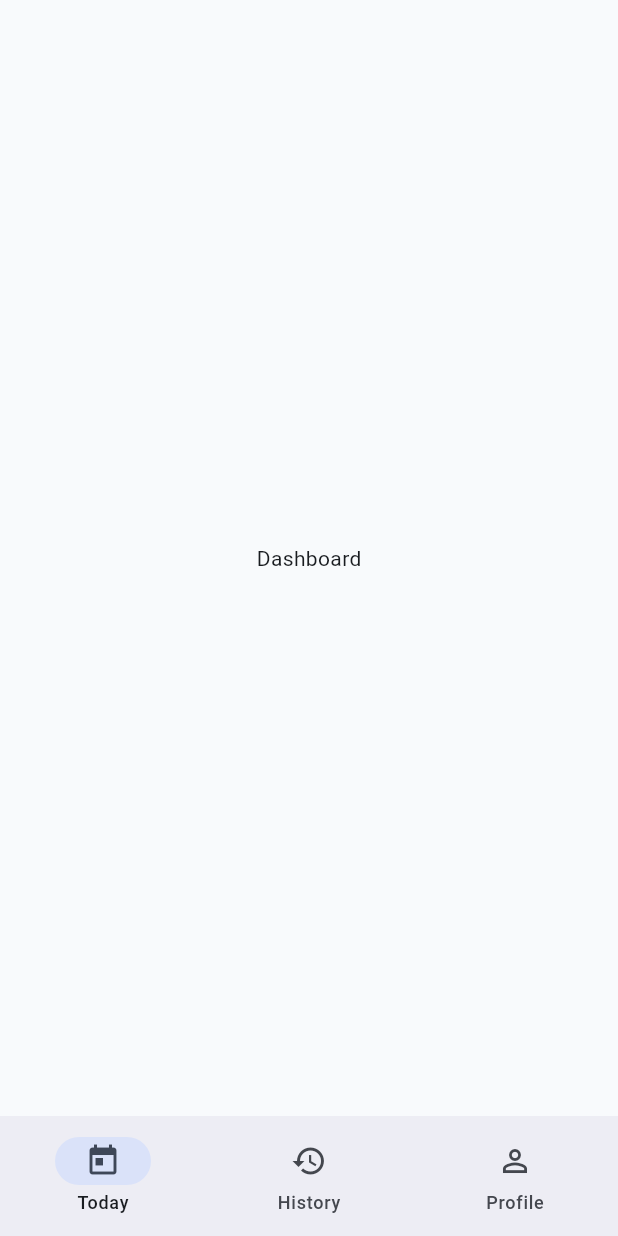
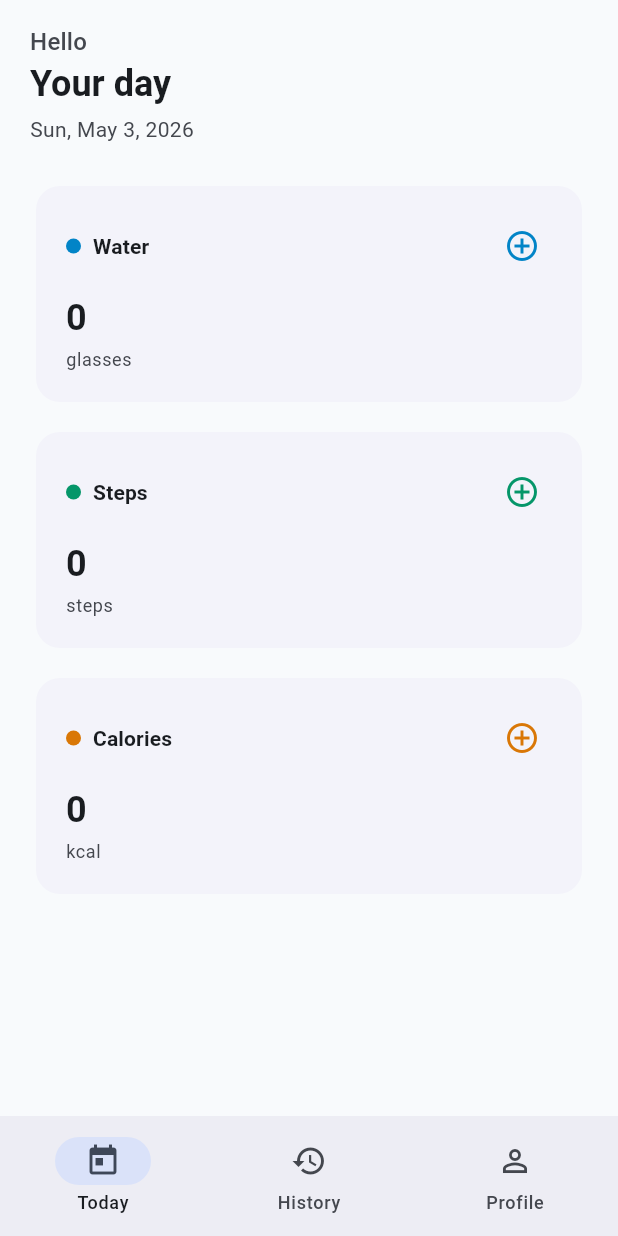
Before and after one commit to arjav1528/pukaar-ai-assignment, a Flutter app: the HomeShell screen opened by its route, on a phone screen of 412 x 824 dp. Run offline on Flutter 3.47's test engine with Material 3 defaults, Android fonts, the phone set to English and light mode, and no system bars; our stand-ins replace cloud_firestore, firebase_auth, firebase_core, get, google_sign_in; accounts and stored records are empty; generated files the repository leaves out were written again.

Commit message:
feat(dashboard): build static MetricCard layout
Co-authored-by: Cursor Agent <cursoragent@cursor.com>

```diff
--- a/lib/modules/dashboard/dashboard_view.dart
+++ b/lib/modules/dashboard/dashboard_view.dart
@@ -1,11 +1,62 @@
 import 'package:flutter/material.dart';
+import 'package:intl/intl.dart';
 
-/// Filled in when dashboard UI is wired to Firestore.
+import 'package:pukaar/app/theme/app_colors.dart';
+
+import 'widgets/metric_card.dart';
+
+/// Static totals — live Firestore totals are wired in the next commit.
 class DashboardView extends StatelessWidget {
   const DashboardView({super.key});
 
   @override
   Widget build(BuildContext context) {
-    return const Center(child: Text('Dashboard'));
+    final theme = Theme.of(context);
+    final today = DateFormat.yMMMEd().format(DateTime.now());
+
+    return SafeArea(
+      child: ListView(
+        padding: const EdgeInsets.fromLTRB(20, 16, 20, 24),
+        children: [
+          Text(
+            'Hello',
+            style: theme.textTheme.titleMedium?.copyWith(color: theme.colorScheme.onSurfaceVariant),
+          ),
+          Text(
+            'Your day',
+            style: theme.textTheme.headlineSmall?.copyWith(fontWeight: FontWeight.bold),
+          ),
+          const SizedBox(height: 4),
+          Text(
+            today,
+            style: theme.textTheme.bodyMedium?.copyWith(color: theme.colorScheme.onSurfaceVariant),
+          ),
+          const SizedBox(height: 24),
+          MetricCard(
+            title: 'Water',
+            valueText: '0',
+            subtitle: 'glasses',
+            accent: AppColors.water,
+            onAdd: () {},
+          ),
+          const SizedBox(height: 12),
+          MetricCard(
+            title: 'Steps',
+            valueText: '0',
+            subtitle: 'steps',
+            accent: AppColors.steps,
+            onAdd: () {},
+          ),
+          const SizedBox(height: 12),
+          MetricCard(
+            title: 'Calories',
+            valueText: '0',
+            subtitle: 'kcal',
+            accent: AppColors.calories,
+            onAdd: () {},
+          ),
+        ],
+      ),
+    );
   }
 }
--- /dev/null
+++ b/lib/modules/dashboard/widgets/metric_card.dart
@@ -0,0 +1,71 @@
+import 'package:flutter/material.dart';
+
+class MetricCard extends StatelessWidget {
+  const MetricCard({
+    super.key,
+    required this.title,
+    required this.valueText,
+    required this.subtitle,
+    required this.accent,
+    this.onAdd,
+  });
+
+  final String title;
+  final String valueText;
+  final String subtitle;
+  final Color accent;
+  final VoidCallback? onAdd;
+
+  @override
+  Widget build(BuildContext context) {
+    final theme = Theme.of(context);
+
+    return Card(
+      clipBehavior: Clip.antiAlias,
+      child: InkWell(
+        onTap: onAdd,
+        child: Padding(
+          padding: const EdgeInsets.all(20),
+          child: Column(
+            crossAxisAlignment: CrossAxisAlignment.start,
+            children: [
+              Row(
+                children: [
+                  Container(
+                    width: 10,
+                    height: 10,
+                    decoration: BoxDecoration(color: accent, shape: BoxShape.circle),
+                  ),
+                  const SizedBox(width: 8),
+                  Expanded(
+                    child: Text(
+                      title,
+                      style: theme.textTheme.titleSmall?.copyWith(fontWeight: FontWeight.w600),
+                    ),
+                  ),
+                  if (onAdd != null)
+                    IconButton(
+                      visualDensity: VisualDensity.compact,
+                      tooltip: 'Add',
+                      onPressed: onAdd,
+                      icon: Icon(Icons.add_circle_outline, color: accent),
+                    ),
+                ],
+              ),
+              const SizedBox(height: 12),
+              Text(
+                valueText,
+                style: theme.textTheme.headlineSmall?.copyWith(fontWeight: FontWeight.bold),
+              ),
+              const SizedBox(height: 4),
+              Text(
+                subtitle,
+                style: theme.textTheme.bodySmall?.copyWith(color: theme.colorScheme.onSurfaceVariant),
+              ),
+            ],
+          ),
+        ),
+      ),
+    );
+  }
+}
```
